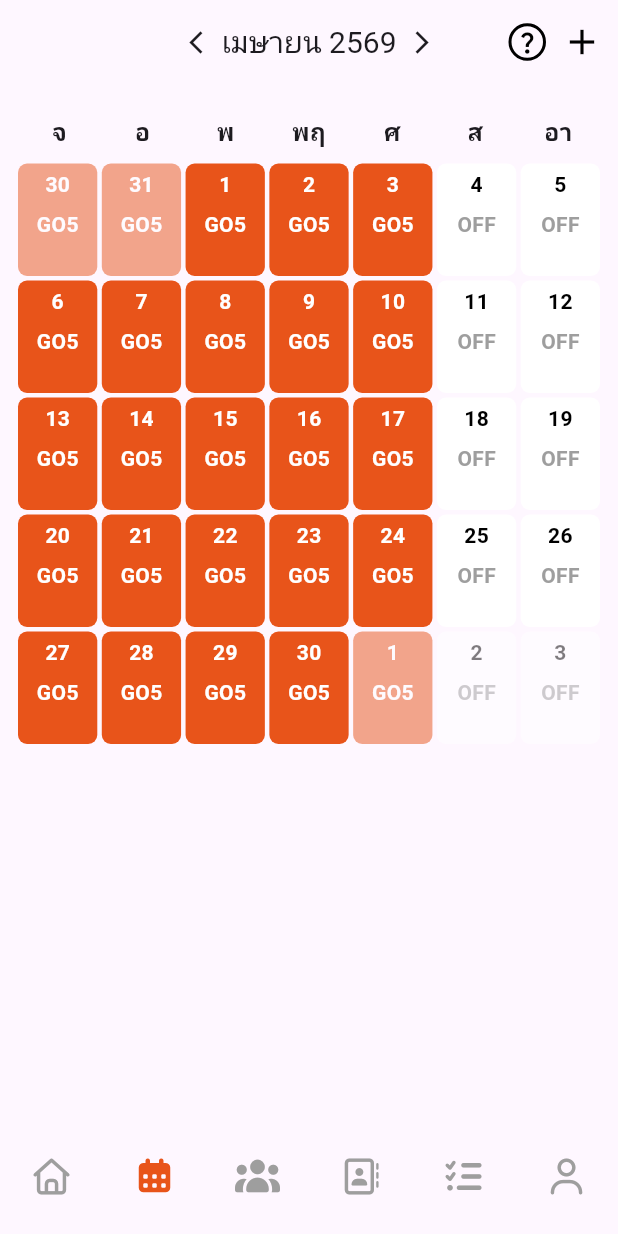
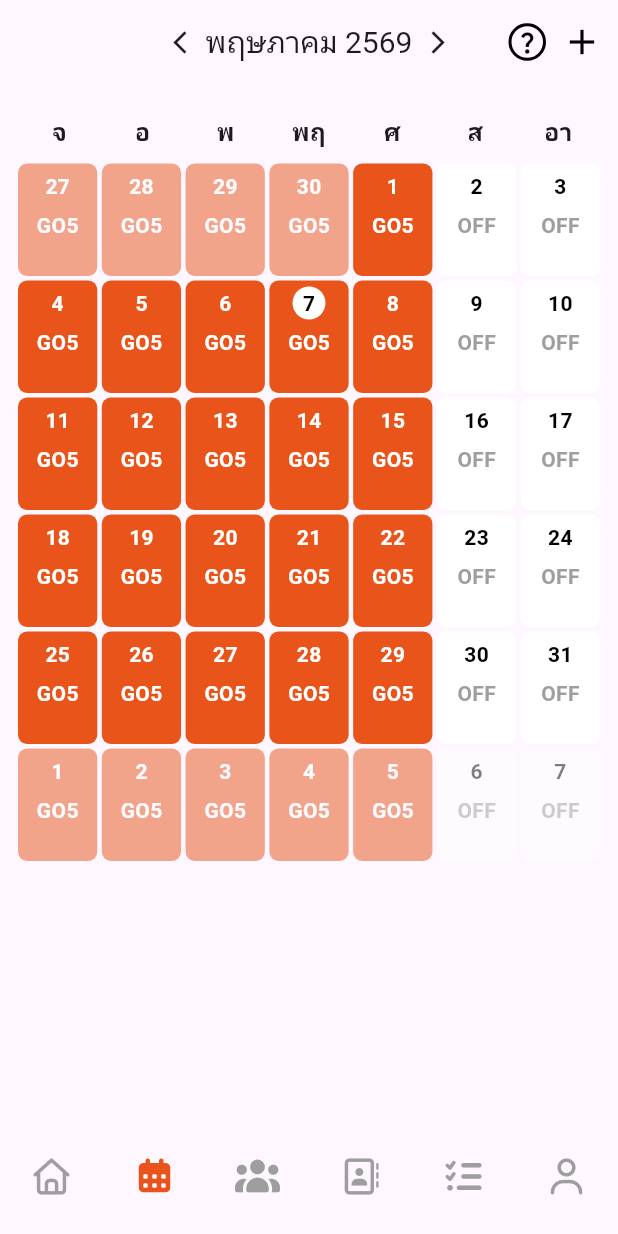
Before and after one commit to pomneii/empeo-Gofive, a Flutter app: the MainNavigation screen opened directly, item 2 of the bottom bar chosen, after a tap on the "arrow back ios new" icon, after a tap on the "arrow forward ios" icon, on a phone screen of 412 x 824 dp. Run offline on Flutter 3.47's test engine with Material 3 defaults, Android fonts, the phone set to English and light mode, and no system bars; our stand-ins replace flutter_bloc, font_awesome_flutter; missing offline and left inert: country_flags.

Commit message:
Implement calendar functionality with Bloc pattern and add name search feature

```diff
--- /dev/null
+++ b/devtools_options.yaml
@@ -0,0 +1,3 @@
+description: This file stores settings for Dart & Flutter DevTools.
+documentation: https://docs.flutter.dev/tools/devtools/extensions#configure-extension-enablement-states
+extensions:
--- /dev/null
+++ b/lib/bloc/calendar/calendar_bloc.dart
@@ -0,0 +1,42 @@
+import 'package:flutter_bloc/flutter_bloc.dart';
+
+import '../calendar/calendar_event.dart';
+import '../calendar/calendar_state.dart';
+
+class CalendarBloc extends Bloc<CalendarEvent, CalendarState> {
+  CalendarBloc()
+    : super(
+        CalendarState(
+          DateTime(DateTime.now().year, DateTime.now().month),
+          DateTime.now(),
+        ),
+      ) {
+    on<CalendarNextMonthPressed>(
+      (event, emit) => emit(
+        CalendarState(
+          DateTime(state.currentMonth.year, state.currentMonth.month + 1),
+          state.currentDay,
+        ),
+      ),
+    );
+
+    on<CalendarPreviousMonthPressed>(
+      (event, emit) => emit(
+        CalendarState(
+          DateTime(state.currentMonth.year, state.currentMonth.month - 1),
+          state.currentDay,
+        ),
+      ),
+    );
+
+    on<CalendarDayPressed>(
+      (event, emit) => emit(
+        CalendarState(
+          state.currentMonth,
+          state.currentDay,
+          selectedDate: event.date,
+        ),
+      ),
+    );
+  }
+}
--- /dev/null
+++ b/lib/bloc/calendar/calendar_event.dart
@@ -0,0 +1,10 @@
+abstract class CalendarEvent {}
+
+class CalendarPreviousMonthPressed extends CalendarEvent {}
+
+class CalendarNextMonthPressed extends CalendarEvent {}
+
+class CalendarDayPressed extends CalendarEvent {
+  final DateTime date;
+  CalendarDayPressed(this.date);
+}
--- /dev/null
+++ b/lib/bloc/calendar/calendar_state.dart
@@ -0,0 +1,7 @@
+class CalendarState {
+  final DateTime currentMonth;
+  final DateTime currentDay;
+  final DateTime? selectedDate;
+
+  CalendarState(this.currentMonth, this.currentDay, {this.selectedDate});
+}
--- /dev/null
+++ b/lib/bloc/name/name_bloc.dart
@@ -0,0 +1,19 @@
+import 'package:flutter_bloc/flutter_bloc.dart';
+import '../../data/name_data.dart';
+import '../name/name_event.dart';
+import '../name/name_state.dart';
+
+class NameBloc extends Bloc<NameEvent, NameState> {
+  NameBloc() : super(NameInitial()) {
+    on<SearchNameEvent>((event, emit) {
+      final query = event.query.toLowerCase();
+
+      final filtered = team.where((member) {
+        return member["name"]!.toLowerCase().contains(query) ||
+            member["role"]!.toLowerCase().contains(query);
+      }).toList();
+
+      emit(NameLoaded(filtered));
+    });
+  }
+}
--- /dev/null
+++ b/lib/bloc/name/name_event.dart
@@ -0,0 +1,7 @@
+abstract class NameEvent {}
+
+class SearchNameEvent extends NameEvent {
+  final String query;
+
+  SearchNameEvent(this.query);
+}
--- /dev/null
+++ b/lib/bloc/name/name_state.dart
@@ -0,0 +1,9 @@
+abstract class NameState {}
+
+class NameInitial extends NameState {}
+
+class NameLoaded extends NameState {
+  final List<Map<String, String>> results;
+
+  NameLoaded(this.results);
+}
--- a/lib/screens/calendar_screen.dart
+++ b/lib/screens/calendar_screen.dart
@@ -5,6 +5,11 @@ import '../widgets/calendar_widget.dart';
 import '../data/bottom_data.dart';
 import '../models/bottom_items.dart';
 import '../data/daydetail_data.dart';
+
+import 'package:flutter_bloc/flutter_bloc.dart';
+import '../bloc/calendar/calendar_bloc.dart';
+import '../bloc/calendar/calendar_event.dart';
+import '../bloc/calendar/calendar_state.dart';
 
 class CalendarScreen extends StatefulWidget {
   const CalendarScreen({super.key});
@@ -47,20 +52,6 @@ class _CalendarScreenState extends State<CalendarScreen> {
 
   static const days = ["จ", "อ", "พ", "พฤ", "ศ", "ส", "อา"];
 
-  DateTime currentMonth = DateTime(2026, 4);
-
-  void nextMonth() {
-    setState(() {
-      currentMonth = DateTime(currentMonth.year, currentMonth.month + 1);
-    });
-  }
-
-  void previousMonth() {
-    setState(() {
-      currentMonth = DateTime(currentMonth.year, currentMonth.month - 1);
-    });
-  }
-
   // add shift bottomsheet
   void showAddShiftSheet() {
     showModalBottomSheet(
@@ -101,7 +92,7 @@ class _CalendarScreenState extends State<CalendarScreen> {
       ),
       builder: (context) {
         return Container(
-          height: MediaQuery.of(context).size.height * 0.55,
+          height: MediaQuery.of(context).size.height * 0.65,
           padding: const EdgeInsets.all(10),
           child: Column(
             children: [
@@ -149,7 +140,6 @@ class _CalendarScreenState extends State<CalendarScreen> {
 
   // open bottomsheet
   void openBottomSheet(DateTime date) {
-
     showModalBottomSheet(
       context: context,
       isScrollControlled: true,
@@ -229,7 +219,22 @@ class _CalendarScreenState extends State<CalendarScreen> {
 
   @override
   Widget build(BuildContext context) {
-    final month = currentMonth;
+    return BlocListener<CalendarBloc, CalendarState>(
+      listenWhen: (previous, current) => current.selectedDate != null,
+      listener: (context, state) {
+        if (state.selectedDate?.day == 10) {
+          ScaffoldMessenger.of(context).showSnackBar(
+            SnackBar(
+              content: Text("วันที่ 10!"),
+              behavior: SnackBarBehavior.floating,
+            ),
+          );
+        }
+      },
+      child: BlocBuilder<CalendarBloc, CalendarState>(
+        builder: (context, state) {
+          final month = state.currentMonth;
+          final day = state.currentDay;
 
           return Scaffold(
             appBar: AppBar(
@@ -238,18 +243,22 @@ class _CalendarScreenState extends State<CalendarScreen> {
                 mainAxisAlignment: MainAxisAlignment.center,
                 children: [
                   GestureDetector(
-              onTap: previousMonth,
-              child: Icon(Icons.arrow_back_ios_new, size: 18),
+                    onTap: () => context.read<CalendarBloc>().add(
+                      CalendarPreviousMonthPressed(),
                     ),
-            SizedBox(width: 8),
+                    child: const Icon(Icons.arrow_back_ios_new, size: 18),
+                  ),
+                  const SizedBox(width: 8),
                   Text(
-              "${thaiMonths[currentMonth.month - 1]} ${currentMonth.year + 543}",
+                    "${thaiMonths[month.month - 1]} ${month.year + 543}",
                     style: const TextStyle(fontSize: 20),
                   ),
-            SizedBox(width: 8),
+                  const SizedBox(width: 8),
                   GestureDetector(
-              onTap: nextMonth,
-              child: Icon(Icons.arrow_forward_ios, size: 18),
+                    onTap: () => context.read<CalendarBloc>().add(
+                      CalendarNextMonthPressed(),
+                    ),
+                    child: const Icon(Icons.arrow_forward_ios, size: 18),
                   ),
                 ],
               ),
@@ -284,21 +293,27 @@ class _CalendarScreenState extends State<CalendarScreen> {
             ),
             body: SafeArea(
               child: Padding(
-          padding: const EdgeInsets.symmetric(horizontal: 12, vertical: 20),
+                padding: const EdgeInsets.symmetric(
+                  horizontal: 12,
+                  vertical: 20,
+                ),
                 child: Column(
                   children: [
                     const CalendarHeaderRow(),
                     const SizedBox(height: 10),
-              _buildCalendar(month),
+                    _buildCalendar(month, day),
                   ],
                 ),
               ),
             ),
           );
+        },
+      ),
+    );
   }
 
   /// calendar grid
-  Widget _buildCalendar(DateTime month) {
+  Widget _buildCalendar(DateTime month, DateTime currentDay) {
     final days = generateCalendar(month.year, month.month);
 
     return Expanded(
@@ -311,14 +326,18 @@ class _CalendarScreenState extends State<CalendarScreen> {
         ),
         itemCount: days.length,
         itemBuilder: (context, index) {
-          return buildDayCell(days[index], month);
+          return buildDayCell(days[index], month, currentDay);
         },
       ),
     );
   }
 
   /// calendar cell
-  Widget buildDayCell(DateTime date, DateTime currentMonth) {
+  Widget buildDayCell(
+    DateTime date,
+    DateTime currentMonth,
+    DateTime currentDay,
+  ) {
     bool isOtherMonth = date.month != currentMonth.month;
     bool isWeekend = date.weekday >= 6;
 
@@ -340,7 +359,10 @@ class _CalendarScreenState extends State<CalendarScreen> {
     }
 
     return GestureDetector(
-      onTap: () => openBottomSheet(date),
+      onTap: () => {
+        context.read<CalendarBloc>().add(CalendarDayPressed(date)),
+        openBottomSheet(date),
+      },
       child: Opacity(
         opacity: isOtherMonth ? 0.5 : 1,
         child: Container(
@@ -353,12 +375,35 @@ class _CalendarScreenState extends State<CalendarScreen> {
             mainAxisAlignment: MainAxisAlignment.spaceBetween,
             children: [
               /// DAY
-              Text(
+              Container(
+                width: 22,
+                height: 22,
+                decoration: BoxDecoration(
+                  shape: BoxShape.circle,
+                  color:
+                      date.day == currentDay.day &&
+                          date.month == currentDay.month &&
+                          date.year == currentDay.year
+                      ? Colors.white
+                      : Colors.transparent,
+                ),
+                child: Center(
+                  child: Text(
                     "${date.day}",
                     style: TextStyle(
                       fontSize: 14,
                       fontWeight: FontWeight.bold,
-                  color: isWeekend ? Colors.black : Colors.white,
+                      color:
+                          date.day == currentDay.day &&
+                              date.month == currentDay.month &&
+                              date.year == currentDay.year
+                          ? Colors
+                                .black // ← font สีดำ
+                          : isWeekend
+                          ? Colors.black
+                          : Colors.white,
+                    ),
+                  ),
                 ),
               ),
 
--- a/lib/screens/main_nav.dart
+++ b/lib/screens/main_nav.dart
@@ -7,6 +7,9 @@ import 'calendar_screen.dart';
 import 'workinfo_screen.dart';
 import 'task_screen.dart';
 import 'profile_screen.dart';
+import 'package:flutter_bloc/flutter_bloc.dart';
+import '../bloc/calendar/calendar_bloc.dart';
+import '../bloc/name/name_bloc.dart';
 
 class MainNavigation extends StatefulWidget {
   const MainNavigation({super.key});
@@ -16,26 +19,26 @@ class MainNavigation extends StatefulWidget {
 }
 
 class _MainNavigationState extends State<MainNavigation> {
-
   int selectedIndex = 0;
 
-  final List<Widget> pages = const [
-    HomeScreen(),
-    CalendarScreen(),
-    WorkInfoScreen(),
-    NameScreen(),
-    TaskScreen(),
-    ProfileScreen(),
+  final List<Widget> pages = [
+    const HomeScreen(),
+
+    BlocProvider(create: (_) => CalendarBloc(), child: const CalendarScreen()),
+
+    const WorkInfoScreen(),
+
+    // ✅ เพิ่มตรงนี้
+    BlocProvider(create: (_) => NameBloc(), child: const NameScreen()),
+
+    const TaskScreen(),
+    const ProfileScreen(),
   ];
 
   @override
   Widget build(BuildContext context) {
     return Scaffold(
-
-      body: IndexedStack(
-        index: selectedIndex,
-        children: pages,
-      ),
+      body: IndexedStack(index: selectedIndex, children: pages),
 
       bottomNavigationBar: NavbarWidget(
         selectedIndex: selectedIndex,
--- a/lib/screens/name_screen.dart
+++ b/lib/screens/name_screen.dart
@@ -1,4 +1,10 @@
 import 'package:flutter/material.dart';
+import 'package:flutter_bloc/flutter_bloc.dart';
+
+import '../bloc/name/name_event.dart';
+import '../bloc/name/name_bloc.dart';
+import '../bloc/name/name_state.dart';
+
 import '../data/name_data.dart';
 
 class NameScreen extends StatefulWidget {
@@ -11,8 +17,6 @@ class NameScreen extends StatefulWidget {
 class _NameScreenState extends State<NameScreen> {
   final TextEditingController searchController = TextEditingController();
 
-  int selectedIndex = 3;
-
   @override
   Widget build(BuildContext context) {
     return Scaffold(
@@ -24,7 +28,6 @@ class _NameScreenState extends State<NameScreen> {
             children: [
               const SizedBox(height: 10),
 
-              // search bar
               SearchBar(
                 controller: searchController,
                 backgroundColor: const WidgetStatePropertyAll(
@@ -46,13 +49,14 @@ class _NameScreenState extends State<NameScreen> {
                   ),
                 ),
                 onChanged: (value) {
-                  setState(() {});
+                  context
+                      .read<NameBloc>()
+                      .add(SearchNameEvent(value));
                 },
               ),
 
               const SizedBox(height: 24),
 
-              // recent searches
               const Text(
                 "Recent Searches",
                 style: TextStyle(fontSize: 18, fontWeight: FontWeight.w600),
@@ -82,7 +86,6 @@ class _NameScreenState extends State<NameScreen> {
                             ),
                           ),
                           const SizedBox(height: 6),
-
                           SizedBox(
                             width: 54,
                             child: Text(
@@ -102,7 +105,6 @@ class _NameScreenState extends State<NameScreen> {
 
               const SizedBox(height: 18),
 
-              // own team
               const Text(
                 "Own Team",
                 style: TextStyle(fontSize: 18, fontWeight: FontWeight.w600),
@@ -111,10 +113,27 @@ class _NameScreenState extends State<NameScreen> {
               const SizedBox(height: 10),
 
               Expanded(
-                child: ListView.builder(
-                  itemCount: team.length,
+                child: BlocBuilder<NameBloc, NameState>(
+                  builder: (context, state) {
+                    List<Map<String, String>> displayList = team;
+
+                    if (state is NameLoaded) {
+                      displayList = state.results;
+                    }
+
+                    if (displayList.isEmpty) {
+                      return const Center(
+                        child: Text(
+                          "No results found",
+                          style: TextStyle(color: Colors.grey),
+                        ),
+                      );
+                    }
+
+                    return ListView.builder(
+                      itemCount: displayList.length,
                       itemBuilder: (context, index) {
-                    final member = team[index];
+                        final member = displayList[index];
 
                         return Padding(
                           padding: const EdgeInsets.symmetric(vertical: 8),
@@ -125,13 +144,15 @@ class _NameScreenState extends State<NameScreen> {
                                 backgroundColor: Colors.grey.shade300,
                                 child: Text(
                                   member["name"]![0],
-                              style: const TextStyle(color: Colors.grey),
+                                  style:
+                                      const TextStyle(color: Colors.grey),
                                 ),
                               ),
                               const SizedBox(width: 12),
                               Expanded(
                                 child: Column(
-                              crossAxisAlignment: CrossAxisAlignment.start,
+                                  crossAxisAlignment:
+                                      CrossAxisAlignment.start,
                                   children: [
                                     Text(
                                       member["name"]!,
@@ -143,13 +164,17 @@ class _NameScreenState extends State<NameScreen> {
                                     ),
                                     Text(
                                       member["role"]!,
-                                  style: const TextStyle(color: Colors.grey),
+                                      style: const TextStyle(
+                                        color: Colors.grey,
+                                      ),
                                     ),
                                   ],
                                 ),
                               ),
                             ],
                           ),
+                        );
+                      },
                     );
                   },
                 ),
--- a/lib/screens/signin_screen.dart
+++ b/lib/screens/signin_screen.dart
@@ -209,8 +209,11 @@ class _SigninScreenState extends State<SigninScreen> {
                 mainAxisAlignment: MainAxisAlignment.center,
                 children: [
                   SocialWidget(imageUrl: "assets/images/google.png"),
+                  const SizedBox(width: 15),
                   SocialWidget(imageUrl: "assets/images/facebook.png"),
+                  const SizedBox(width: 15),
                   SocialWidget(imageUrl: "assets/images/office365.jpg"),
+                  const SizedBox(width: 15),
                   SocialWidget(imageUrl: "assets/images/line.png"),
                 ],
               ),
--- a/pubspec.yaml
+++ b/pubspec.yaml
@@ -36,6 +36,7 @@ dependencies:
   cupertino_icons: ^1.0.8
   country_flags: ^4.1.2
   font_awesome_flutter: ^11.0.0
+  flutter_bloc: ^9.1.1
 
 dev_dependencies:
   flutter_test:
```
Also changed, not shown: lib/main.dart (line endings or trailing spaces), pubspec.lock. Lines whose indentation alone changed are shown as unchanged.
